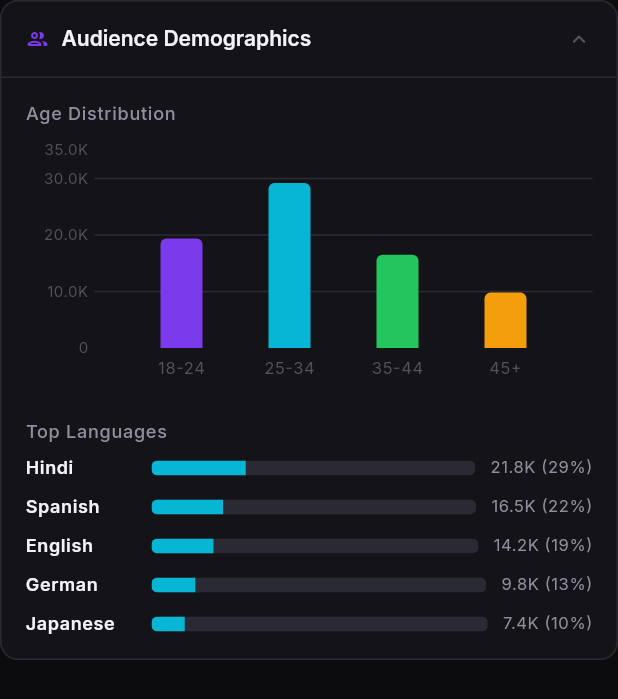
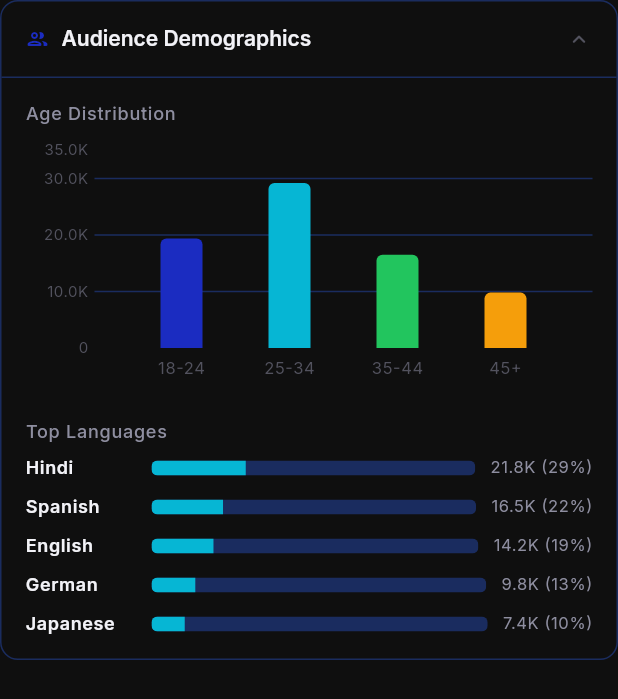
Before and after one commit to GatikRustagi/ssh, a Flutter app: the DemographicsPanel widget shown alone on an empty page, opened directly, on a phone screen of 412 x 824 dp. Shown: the top 699 px of the screen. Run offline on Flutter 3.47's test engine with Material 3 defaults, Android fonts, the phone set to English and light mode, and no system bars; drawn by our look-alikes of fl_chart; our stand-ins replace flutter_riverpod, go_router, google_fonts, supabase_flutter; accounts and stored records are empty; network calls fail.

Commit message:
UI design updates: Updated background colors and login form layout

```diff
--- a/audience_pulse/lib/core/theme/app_theme.dart
+++ b/audience_pulse/lib/core/theme/app_theme.dart
@@ -8,13 +8,13 @@ class AppTheme {
   AppTheme._();
 
   // ── Brand Colors ──────────────────────────────────────────────────────────
-  static const Color background   = Color(0xFF0C0C0F);  // near-black
-  static const Color surface      = Color(0xFF141418);  // card surface
-  static const Color surfaceHigh  = Color(0xFF1C1C22);  // elevated surfaces
-  static const Color border       = Color(0xFF2A2A35);  // subtle borders
-  static const Color accent       = Color(0xFF7C3AED);  // violet primary
-  static const Color accentLight  = Color(0xFF9D6FEF);  // hover / lighter
-  static const Color accentGlow   = Color(0x337C3AED);  // glow / overlay
+  static const Color background   = Color(0xFF0F0F0F);
+  static const Color surface      = Color(0xFF101630);
+  static const Color surfaceHigh  = Color(0xFF112564);
+  static const Color border       = Color(0xFF1A2C5F);
+  static const Color accent       = Color(0xFF1B2CC1);
+  static const Color accentLight  = Color(0xFF7692FF);
+  static const Color accentGlow   = Color(0x331B2CC1);
 
   static const Color textPrimary  = Color(0xFFF2F2F7);
   static const Color textSecondary = Color(0xFF8E8EA0);
--- a/audience_pulse/lib/features/dashboard/dashboard_screen.dart
+++ b/audience_pulse/lib/features/dashboard/dashboard_screen.dart
@@ -97,9 +97,7 @@ class _DashboardScreenState extends ConsumerState<DashboardScreen> {
           Container(
             width: 32, height: 32,
             decoration: BoxDecoration(
-              gradient: const LinearGradient(
-                colors: [AppTheme.accent, Color(0xFF5B21B6)],
-              ),
+              color: AppTheme.accent,
               borderRadius: BorderRadius.circular(8),
             ),
             child: const Icon(Icons.bar_chart_rounded, color: Colors.white, size: 18),
@@ -222,7 +220,7 @@ class _LeftPlatformNav extends StatelessWidget {
   Widget build(BuildContext context) {
     return Container(
       width: 188,
-      color: AppTheme.surface,
+      color: AppTheme.background,
       child: Column(
         crossAxisAlignment: CrossAxisAlignment.start,
         children: [
--- a/audience_pulse/lib/features/dashboard/widgets/coordination_alert_panel.dart
+++ b/audience_pulse/lib/features/dashboard/widgets/coordination_alert_panel.dart
@@ -23,6 +23,7 @@ class CoordinationAlertPanel extends ConsumerWidget {
     final async = ref.watch(coordinationAlertsProvider);
 
     return PanelCard(
+      backgroundColor: AppTheme.background,
       title: 'Coordination Risk Alerts',
       icon: Icons.shield_outlined,
       panelKey: 'coordination',
--- a/audience_pulse/lib/features/dashboard/widgets/demographics_panel.dart
+++ b/audience_pulse/lib/features/dashboard/widgets/demographics_panel.dart
@@ -18,14 +18,22 @@ class DemographicsPanel extends ConsumerWidget {
     final async = ref.watch(demographicsProvider);
 
     return PanelCard(
+      backgroundColor: AppTheme.background,
       title: 'Audience Demographics',
       icon: Icons.people_outline_rounded,
       panelKey: 'demographics',
       expandedHeight: 440,
       child: async.when(
-        loading: () => const Center(child: CircularProgressIndicator()),
-        error: (e, _) => Center(
-            child: Text('Error: $e', style: const TextStyle(color: Color(0xFFEF4444)))),
+        loading: () => const SizedBox(
+          height: 300,
+          child: Center(child: CircularProgressIndicator()),
+        ),
+        error: (e, _) => SizedBox(
+          height: 300,
+          child: Center(
+            child: Text('Error: $e', style: const TextStyle(color: Color(0xFFEF4444))),
+          ),
+        ),
         data: (summaries) => _DemographicsView(summaries: summaries),
       ),
     );
--- a/audience_pulse/lib/features/dashboard/widgets/network_graph_panel.dart
+++ b/audience_pulse/lib/features/dashboard/widgets/network_graph_panel.dart
@@ -24,6 +24,7 @@ class NetworkGraphPanel extends ConsumerWidget {
       title: 'Influence Network',
       icon: Icons.hub_outlined,
       panelKey: 'network',
+      backgroundColor: AppTheme.background,
       collapsible: false,
       child: async.when(
         loading: () => const SizedBox(
--- a/audience_pulse/lib/features/dashboard/widgets/panel_card.dart
+++ b/audience_pulse/lib/features/dashboard/widgets/panel_card.dart
@@ -17,7 +17,7 @@ class PanelCard extends ConsumerStatefulWidget {
   final double? expandedHeight;
   final bool collapsible;
   final bool defaultCollapsed;
-
+  final Color? backgroundColor; // new optional background color
   const PanelCard({
     super.key,
     required this.title,
@@ -28,6 +28,7 @@ class PanelCard extends ConsumerStatefulWidget {
     this.expandedHeight,
     this.collapsible = true,
     this.defaultCollapsed = false,
+    this.backgroundColor,
   });
 
   @override
@@ -55,7 +56,7 @@ class _PanelCardState extends ConsumerState<PanelCard> {
       curve: Curves.easeInOut,
       height: height,
       decoration: BoxDecoration(
-        color: AppTheme.surface,
+        color: widget.backgroundColor ?? AppTheme.surface,
         borderRadius: BorderRadius.circular(12),
         border: Border.all(color: AppTheme.border),
       ),
--- a/audience_pulse/lib/features/dashboard/widgets/sentiment_chart_panel.dart
+++ b/audience_pulse/lib/features/dashboard/widgets/sentiment_chart_panel.dart
@@ -21,6 +21,7 @@ class SentimentChartPanel extends ConsumerWidget {
     final explainer = ref.watch(sentimentExplainerProvider);
 
     return PanelCard(
+      backgroundColor: AppTheme.background,
       title: 'Sentiment Timeline',
       icon: Icons.show_chart_rounded,
       panelKey: 'sentiment',
--- a/audience_pulse/lib/features/dashboard/widgets/trends_panel.dart
+++ b/audience_pulse/lib/features/dashboard/widgets/trends_panel.dart
@@ -16,7 +16,8 @@ class TrendsPanel extends ConsumerWidget {
     final async = ref.watch(topTrendsProvider);
 
     return PanelCard(
-      title: 'Top Trends',
+        backgroundColor: AppTheme.background,
+        title: 'Top Trends',
       icon: Icons.trending_up_rounded,
       panelKey: 'trends',
       expandedHeight: 380,
```
Also changed, not shown: audience_pulse/lib/features/auth/login_screen.dart (+3 -6 lines).
